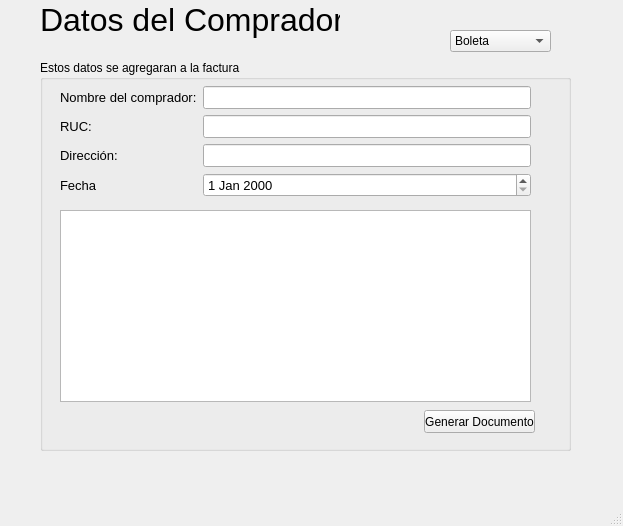
The window that ui/documento.ui (nashvent/libreria) describes before a commit, drawn with Qt 5.
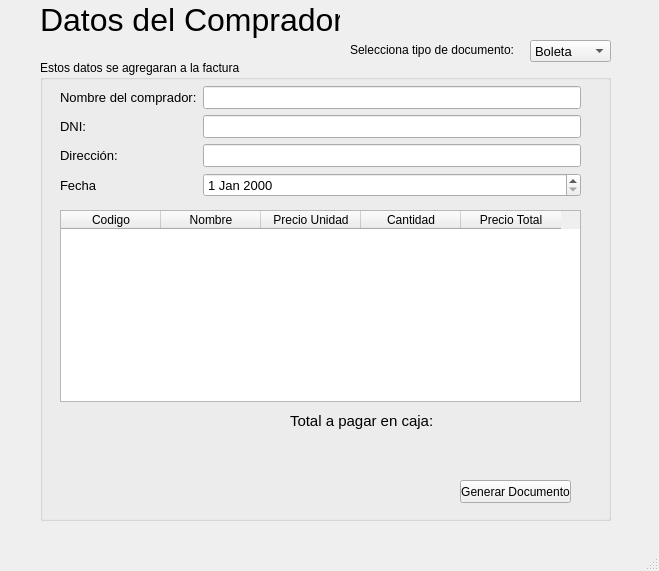
The same window after the commit.

Patch:
```diff
--- a/ui/documento.ui
+++ b/ui/documento.ui
@@ -6,10 +6,22 @@
    <rect>
     <x>0</x>
     <y>0</y>
-    <width>623</width>
-    <height>526</height>
+    <width>659</width>
+    <height>571</height>
    </rect>
   </property>
+  <property name="minimumSize">
+   <size>
+    <width>659</width>
+    <height>0</height>
+   </size>
+  </property>
+  <property name="maximumSize">
+   <size>
+    <width>659</width>
+    <height>16777215</height>
+   </size>
+  </property>
   <property name="windowTitle">
    <string>MainWindow</string>
   </property>
@@ -17,12 +29,17 @@
    <widget class="QComboBox" name="tipoDocumento">
     <property name="geometry">
      <rect>
-      <x>450</x>
-      <y>30</y>
-      <width>101</width>
+      <x>530</x>
+      <y>40</y>
+      <width>81</width>
       <height>22</height>
      </rect>
     </property>
+    <property name="font">
+     <font>
+      <pointsize>10</pointsize>
+     </font>
+    </property>
     <item>
      <property name="text">
       <string>Boleta</string>
@@ -39,8 +56,8 @@
      <rect>
       <x>40</x>
       <y>60</y>
-      <width>531</width>
-      <height>391</height>
+      <width>571</width>
+      <height>461</height>
      </rect>
     </property>
     <property name="title">
@@ -51,7 +68,7 @@
       <rect>
        <x>20</x>
        <y>20</y>
-       <width>471</width>
+       <width>521</width>
        <height>121</height>
       </rect>
      </property>
@@ -94,7 +111,7 @@
          </font>
         </property>
         <property name="text">
-         <string>RUC:</string>
+         <string>DNI:</string>
         </property>
        </widget>
       </item>
@@ -156,16 +173,44 @@
       <rect>
        <x>20</x>
        <y>150</y>
-       <width>471</width>
+       <width>521</width>
        <height>192</height>
       </rect>
      </property>
+     <property name="editTriggers">
+      <set>QAbstractItemView::AnyKeyPressed|QAbstractItemView::EditKeyPressed</set>
+     </property>
+     <column>
+      <property name="text">
+       <string>Codigo</string>
+      </property>
+     </column>
+     <column>
+      <property name="text">
+       <string>Nombre</string>
+      </property>
+     </column>
+     <column>
+      <property name="text">
+       <string>Precio Unidad</string>
+      </property>
+     </column>
+     <column>
+      <property name="text">
+       <string>Cantidad</string>
+      </property>
+     </column>
+     <column>
+      <property name="text">
+       <string>Precio Total</string>
+      </property>
+     </column>
     </widget>
     <widget class="QPushButton" name="pushButton">
      <property name="geometry">
       <rect>
-       <x>384</x>
-       <y>350</y>
+       <x>420</x>
+       <y>420</y>
        <width>111</width>
        <height>23</height>
       </rect>
@@ -174,6 +219,44 @@
       <string>Generar Documento</string>
      </property>
     </widget>
+    <widget class="QLabel" name="label">
+     <property name="geometry">
+      <rect>
+       <x>250</x>
+       <y>350</y>
+       <width>151</width>
+       <height>21</height>
+      </rect>
+     </property>
+     <property name="font">
+      <font>
+       <pointsize>11</pointsize>
+      </font>
+     </property>
+     <property name="text">
+      <string>Total a pagar en caja:</string>
+     </property>
+    </widget>
+    <widget class="QLabel" name="totalCobro">
+     <property name="geometry">
+      <rect>
+       <x>420</x>
+       <y>350</y>
+       <width>101</width>
+       <height>21</height>
+      </rect>
+     </property>
+     <property name="font">
+      <font>
+       <pointsize>12</pointsize>
+       <weight>75</weight>
+       <bold>true</bold>
+      </font>
+     </property>
+     <property name="text">
+      <string/>
+     </property>
+    </widget>
    </widget>
    <widget class="QLabel" name="labelTitulo">
     <property name="geometry">
@@ -195,6 +278,24 @@
      <string>Datos del Comprador</string>
     </property>
    </widget>
+   <widget class="QLabel" name="label_2">
+    <property name="geometry">
+     <rect>
+      <x>350</x>
+      <y>40</y>
+      <width>171</width>
+      <height>20</height>
+     </rect>
+    </property>
+    <property name="font">
+     <font>
+      <pointsize>9</pointsize>
+     </font>
+    </property>
+    <property name="text">
+     <string>Selecciona tipo de documento:</string>
+    </property>
+   </widget>
   </widget>
   <widget class="QMenuBar" name="menubar">
    <property name="geometry">
```
Left out of the diff: 16 changed lines with no effect on the pictures.
